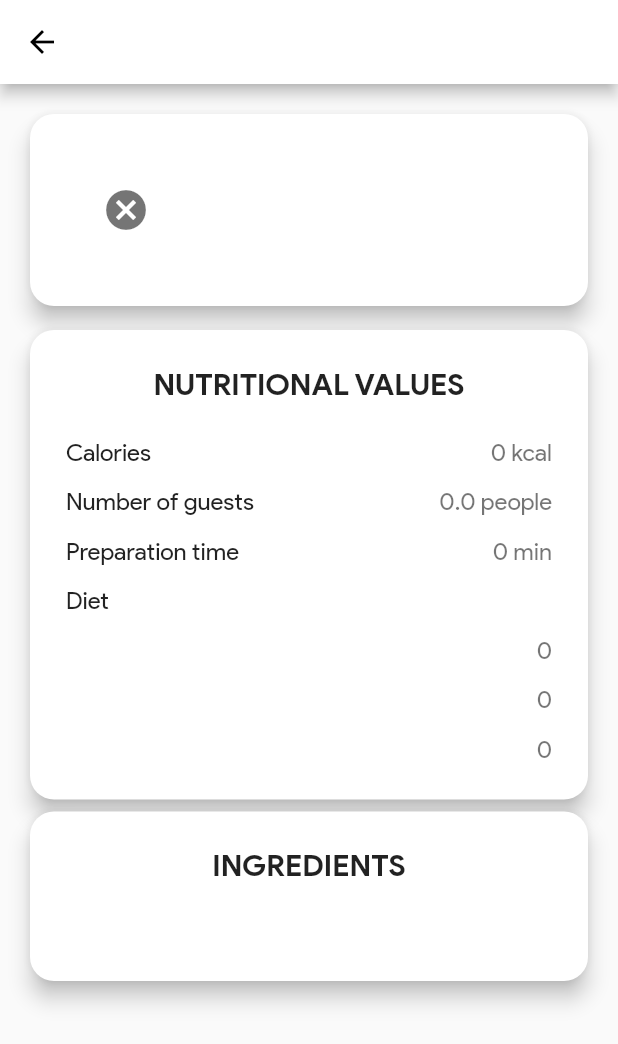
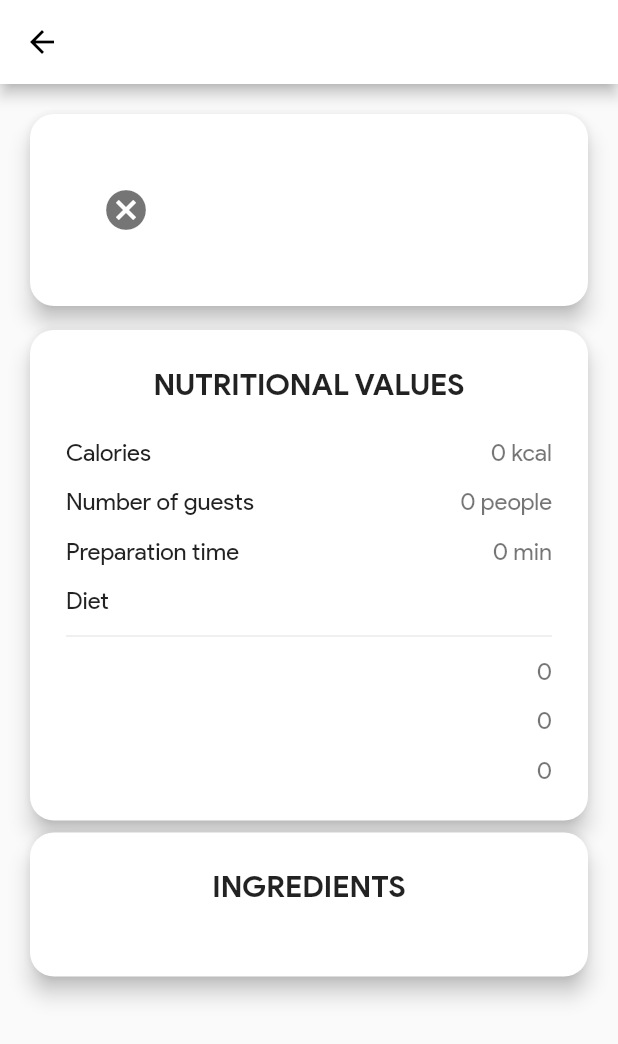
Before and after one commit to jesusrp98/ginger, a Flutter app: the RecipePage screen opened directly with empty values, on a phone screen of 412 x 824 dp. Shown: the top 1044 px of the screen. Run offline on Flutter 3.47's test engine with Material 2 defaults, Android fonts, the phone set to English and light mode, and no system bars; drawn by our look-alikes of cached_network_image; our stand-ins replace package_info; network calls fail.

Commit message:
Updated model & recipe page

```diff
--- a/lib/models/recipe.dart
+++ b/lib/models/recipe.dart
@@ -58,7 +58,8 @@ class Recipe {
 
   String get getCalories => '${calories.round()} kcal';
 
-  String get getPeople => '$servs ${servs == 1 ? 'person' : 'people'}';
+  String get getPeople =>
+      '${NumberFormat.decimalPattern().format(servs)} ${servs == 1 ? 'person' : 'people'}';
 
   String get getPreparationTime {
     if (time < 60)
@@ -70,8 +71,8 @@ class Recipe {
   String get getDiet {
     String auxString = '';
 
-    ingredients.forEach(
-      (item) => auxString += item + ((ingredients.last == item) ? '' : '\n'),
+    healths.forEach(
+      (item) => auxString += item + ((healths.last == item) ? '' : '\n'),
     );
 
     return auxString;
--- a/lib/ui/pages/recipe.dart
+++ b/lib/ui/pages/recipe.dart
@@ -15,14 +15,15 @@ class RecipePage extends StatelessWidget {
   Widget build(BuildContext context) {
     return Scaffold(
       appBar: AppBar(title: Text(_recipe.name), centerTitle: true),
-      body: Padding(
+      body: ListView(
         padding: const EdgeInsets.all(16),
-        child: ListView(
-         // mainAxisAlignment: MainAxisAlignment.center,
         children: <Widget>[
           CardPhoto(
             url: _recipe.photo,
             name: _recipe.name,
+            body: Column(
+              children: <Widget>[],
+            ),
           ),
           Separator.cardSpacer(),
           CardPage(
@@ -52,7 +53,7 @@ class RecipePage extends StatelessWidget {
                   'Diet',
                   _recipe.getDiet,
                 ),
-                  Separator.spacer(),
+                Separator.divider(),
                 RowItem.textRow(
                   context,
                   _recipe.fat.getLabel,
@@ -75,16 +76,35 @@ class RecipePage extends StatelessWidget {
           ),
           CardPage(
             title: 'INGREDIENTS',
-              body: Text(""),//Someghint
+            body: Column(
+              children: _recipe.ingredients
+                  .map((item) => _getIngredients(
+                        context,
+                        _recipe.ingredients,
+                        item,
+                      ))
+                  .toList(),
             ),
-            /*CardPage(
-              title: 'INGREDIENTS',
-              body: Text(_recipe.getIngredients),
-            ),*/
-
+          ),
         ],
-        ),
       ),
     );
   }
+
+  Column _getIngredients(
+    BuildContext context,
+    List ingredients,
+    String ingredient,
+  ) {
+    return Column(children: <Widget>[
+      Text(
+        ingredient,
+        textAlign: TextAlign.center,
+        style: Theme.of(context).textTheme.subhead.copyWith(
+              color: Theme.of(context).textTheme.caption.color,
+            ),
+      ),
+      ingredient != ingredients.last ? Separator.spacer() : Separator.none(),
+    ]);
   }
+}
```
Lines whose indentation alone changed are shown as unchanged.
